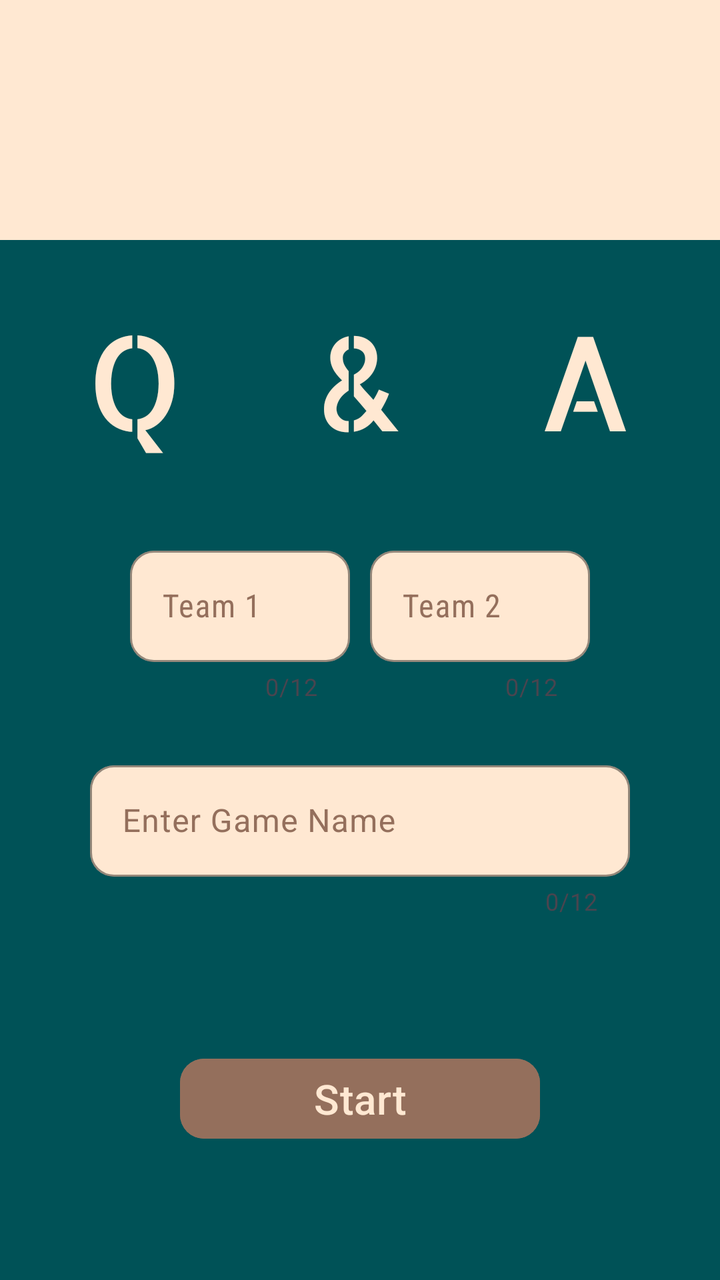
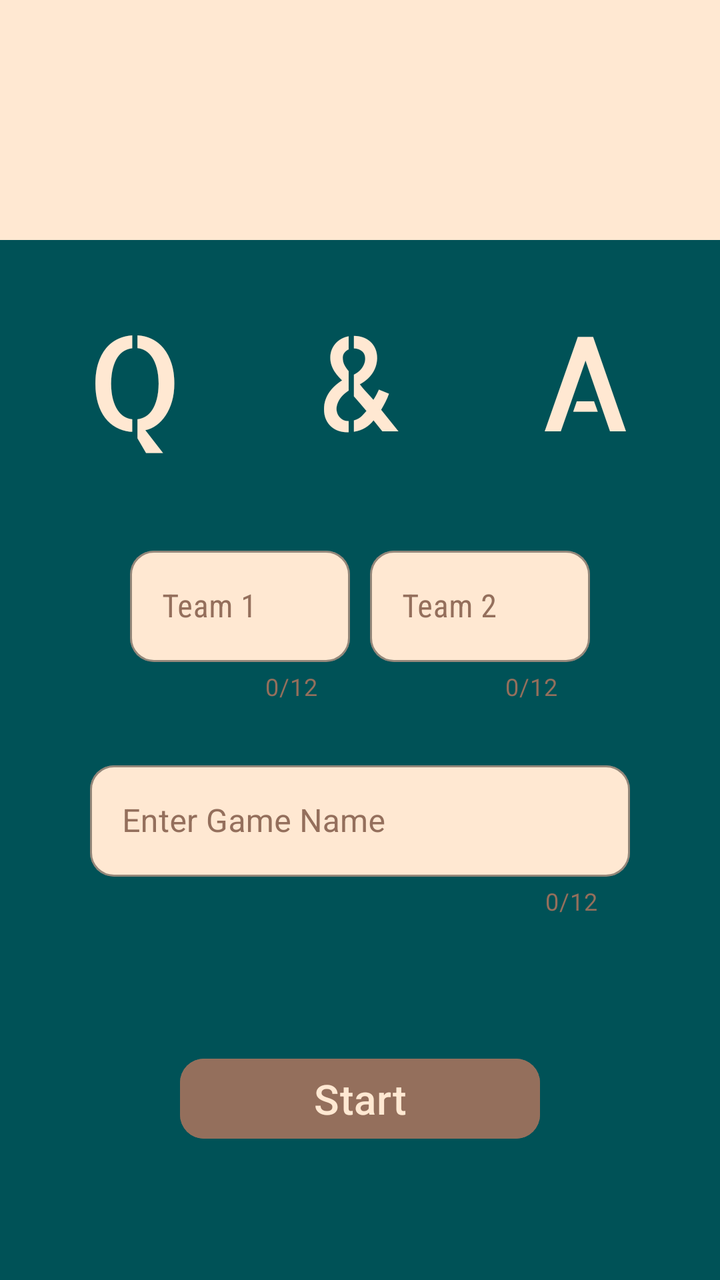

The first picture is an Android layout as it rendered before a commit; the second is the same layout after the commit. The layout source and the unified diff follow.
<!-- AndroidManifest.xml: application theme Theme.MenuActivity -->
<!-- res/layout/activity_create_game.xml -->
<?xml version="1.0" encoding="utf-8"?>
<ScrollView xmlns:android="http://schemas.android.com/apk/res/android"
    xmlns:app="http://schemas.android.com/apk/res-auto"
    xmlns:tools="http://schemas.android.com/tools"
    android:id="@+id/main"
    android:layout_width="match_parent"
    android:layout_height="match_parent"
    android:fillViewport="true">

    <androidx.constraintlayout.widget.ConstraintLayout
        android:layout_width="match_parent"
        android:layout_height="wrap_content"
        android:background="@color/background"
        tools:context=".CreateGame">

        <View
            android:id="@+id/create_game_top"
            android:layout_width="match_parent"
            android:layout_height="120dp"
            android:background="@color/Primary"
            android:scaleType="center"
            app:layout_constraintTop_toTopOf="parent" />

        <TextView
            android:id="@+id/create_game_title"
            android:layout_width="match_parent"
            android:layout_height="120dp"
            android:layout_margin="10dp"
            android:autoSizeTextType="uniform"
            android:fontFamily="@font/allerta_stencil"
            android:gravity="center"
            android:letterSpacing="1"
            android:text="@string/app_name"
            android:textColor="@color/Primary"
            app:layout_constraintEnd_toEndOf="parent"
            app:layout_constraintStart_toStartOf="parent"
            app:layout_constraintTop_toBottomOf="@id/create_game_top" />


        <androidx.constraintlayout.widget.ConstraintLayout
            android:id="@+id/input_section"
            android:layout_width="0dp"
            android:layout_height="wrap_content"
            app:layout_constraintEnd_toEndOf="parent"
            app:layout_constraintStart_toStartOf="parent"
            app:layout_constraintTop_toBottomOf="@id/create_game_title"
            app:layout_constraintWidth_percent="0.75">

            <com.google.android.material.textfield.TextInputLayout
                android:id="@+id/input_team1"
                android:layout_width="0dp"
                android:layout_height="wrap_content"
                android:layout_marginTop="20dp"
                android:layout_marginRight="5dp"
                android:hint="@string/team_1"
                android:textColorHint="@color/Secondry"
                app:boxBackgroundColor="@color/Primary"
                app:boxBackgroundMode="outline"
                app:boxCornerRadiusBottomEnd="12dp"
                app:boxCornerRadiusBottomStart="12dp"
                app:boxCornerRadiusTopEnd="12dp"
                app:boxCornerRadiusTopStart="12dp"
                app:boxStrokeColor="@color/ripplePrimary"
                app:boxStrokeWidth="1dp"
                app:boxStrokeWidthFocused="3dp"
                android:layout_marginLeft="20dp"
                app:counterEnabled="true"
                app:counterMaxLength="12"
                app:layout_constraintEnd_toStartOf="@id/input_team2"
                app:layout_constraintStart_toStartOf="parent"
                app:layout_constraintTop_toTopOf="parent">


                <com.google.android.material.textfield.TextInputEditText
                    android:layout_width="match_parent"
                    android:layout_height="match_parent"
                    android:textColor="@color/black"
                    android:fontFamily="sans-serif-condensed"
                    android:inputType="textPersonName" />

            </com.google.android.material.textfield.TextInputLayout>


            <com.google.android.material.textfield.TextInputLayout
                android:id="@+id/input_team2"
                android:layout_width="0dp"
                android:layout_height="wrap_content"
                android:layout_marginLeft="5dp"
                android:layout_marginTop="20dp"
                android:hint="@string/team_2"
                android:textColorHint="@color/Secondry"
                app:boxBackgroundColor="@color/Primary"
                app:boxBackgroundMode="outline"
                app:boxCornerRadiusBottomEnd="12dp"
                app:boxCornerRadiusBottomStart="12dp"
                app:boxCornerRadiusTopEnd="12dp"
                app:boxCornerRadiusTopStart="12dp"
                app:boxStrokeColor="@color/ripplePrimary"
                app:boxStrokeWidth="1dp"
                app:counterEnabled="true"
                app:counterMaxLength="12"
                android:layout_marginRight="20dp"
                app:boxStrokeWidthFocused="3dp"
                app:layout_constraintEnd_toEndOf="parent"
                app:layout_constraintStart_toEndOf="@id/input_team1"
                app:layout_constraintTop_toTopOf="parent">


                <com.google.android.material.textfield.TextInputEditText
                    android:layout_width="match_parent"
                    android:layout_height="match_parent"
                    android:textColor="@color/black"
                    android:fontFamily="sans-serif-condensed" />

            </com.google.android.material.textfield.TextInputLayout>


            <com.google.android.material.textfield.TextInputLayout

                android:id="@+id/create_game_name"
                android:layout_width="0dp"
                android:layout_height="wrap_content"
                android:layout_marginTop="26dp"
                android:hint="@string/enter_game_name"
                app:boxBackgroundColor="@color/Primary"
                app:boxBackgroundMode="outline"
                app:boxCornerRadiusBottomEnd="12dp"
                app:boxCornerRadiusBottomStart="12dp"
                app:boxCornerRadiusTopEnd="12dp"
                app:boxCornerRadiusTopStart="12dp"
                android:textColorHint="@color/Secondry"
                app:boxStrokeColor="@color/ripplePrimary"
                app:boxStrokeWidth="1dp"
                app:boxStrokeWidthFocused="3dp"
                app:counterEnabled="true"
                app:counterMaxLength="12"
                app:layout_constraintBottom_toBottomOf="parent"
                app:layout_constraintEnd_toEndOf="parent"
                app:layout_constraintStart_toStartOf="parent"
                app:layout_constraintTop_toBottomOf="@id/input_team1">

                <com.google.android.material.textfield.TextInputEditText
                    android:id="@+id/game_name"
                    android:layout_width="match_parent"
                    android:layout_height="wrap_content"
                    android:textColor="@color/black"
                    />
            </com.google.android.material.textfield.TextInputLayout>

        </androidx.constraintlayout.widget.ConstraintLayout>

        <com.google.android.material.button.MaterialButton
            android:id="@+id/create_game_btn"
            android:layout_width="0dp"
            android:layout_height="wrap_content"
            android:layout_margin="16dp"
            android:layout_marginTop="80dp"
            android:autoSizeTextType="uniform"
            android:backgroundTint="@color/Secondry"
            android:text="Start"
            android:textColor="@color/Primary"
            app:cornerRadius="12dp"
            app:layout_constraintBottom_toBottomOf="parent"
            app:layout_constraintEnd_toEndOf="parent"
            app:layout_constraintStart_toStartOf="parent"
            app:layout_constraintTop_toBottomOf="@id/input_section"
            app:layout_constraintWidth_percent="0.5"
            app:rippleColor="@color/ripplePrimary" />


    </androidx.constraintlayout.widget.ConstraintLayout>
</ScrollView>
<!-- resources referenced by this layout -->
<resources>
  <color name="Primary">#ffe8d2</color>
  <color name="Secondry">#946f5c</color>
  <color name="background">#005257</color>
  <color name="black">#FF000000</color>
  <color name="ripplePrimary">#ff8a44</color>
  <string name="app_name">Q&amp;A</string>
  <string name="enter_game_name">Enter Game Name</string>
  <string name="team_1">Team 1</string>
  <string name="team_2">Team 2</string>
  <style name="Theme.MenuActivity" parent="Base.Theme.MenuActivity" />
  <style name="Base.Theme.MenuActivity" parent="Theme.Material3.DayNight.NoActionBar">
          
          <item name="android:windowFullscreen">true</item>
  
          <item name="colorPrimary">@color/black</item>
      </style>
</resources>

<!-- the commit's change to res/layout/activity_create_game.xml (unified diff, before → after) -->
@@ -48,6 +48,7 @@
 
             <com.google.android.material.textfield.TextInputLayout
                 android:id="@+id/input_team1"
+                style="@style/Widget.App.TextInputLayout"
                 android:layout_width="0dp"
                 android:layout_height="wrap_content"
                 android:layout_marginTop="20dp"
@@ -83,6 +84,7 @@
 
             <com.google.android.material.textfield.TextInputLayout
                 android:id="@+id/input_team2"
+                style="@style/Widget.App.TextInputLayout"
                 android:layout_width="0dp"
                 android:layout_height="wrap_content"
                 android:layout_marginLeft="5dp"
@@ -118,6 +120,7 @@
             <com.google.android.material.textfield.TextInputLayout
 
                 android:id="@+id/create_game_name"
+                style="@style/Widget.App.TextInputLayout"
                 android:layout_width="0dp"
                 android:layout_height="wrap_content"
                 android:layout_marginTop="26dp"
<!-- resource entries referenced after the edit -->
@@ -9,6 +9,9 @@
   <string name="enter_game_name">Enter Game Name</string>
   <string name="team_1">Team 1</string>
   <string name="team_2">Team 2</string>
+  <style name="Widget.App.TextInputLayout" parent="Widget.MaterialComponents.TextInputLayout.OutlinedBox">
+          <item name="counterTextColor">@color/Secondry</item>
+      </style>
   <style name="Theme.MenuActivity" parent="Base.Theme.MenuActivity" />
   <style name="Base.Theme.MenuActivity" parent="Theme.Material3.DayNight.NoActionBar">
           
